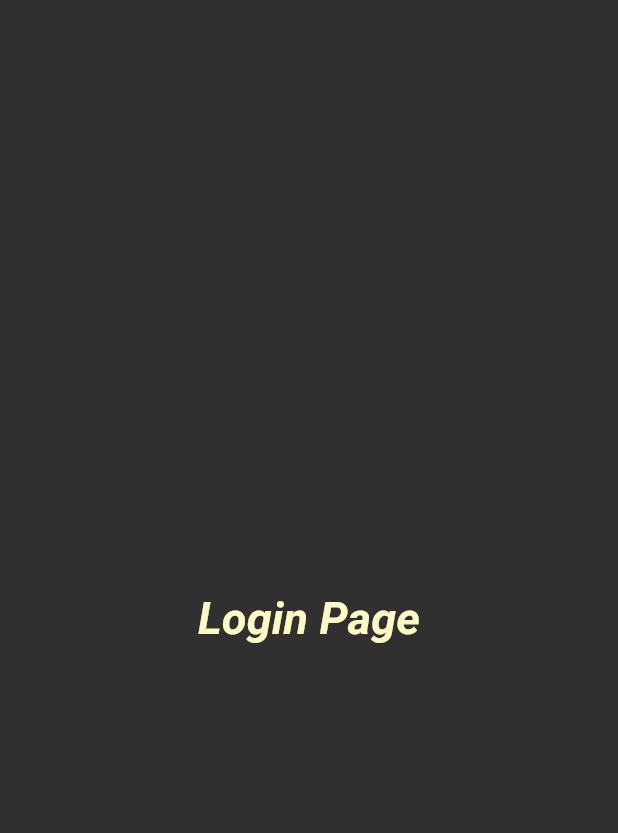
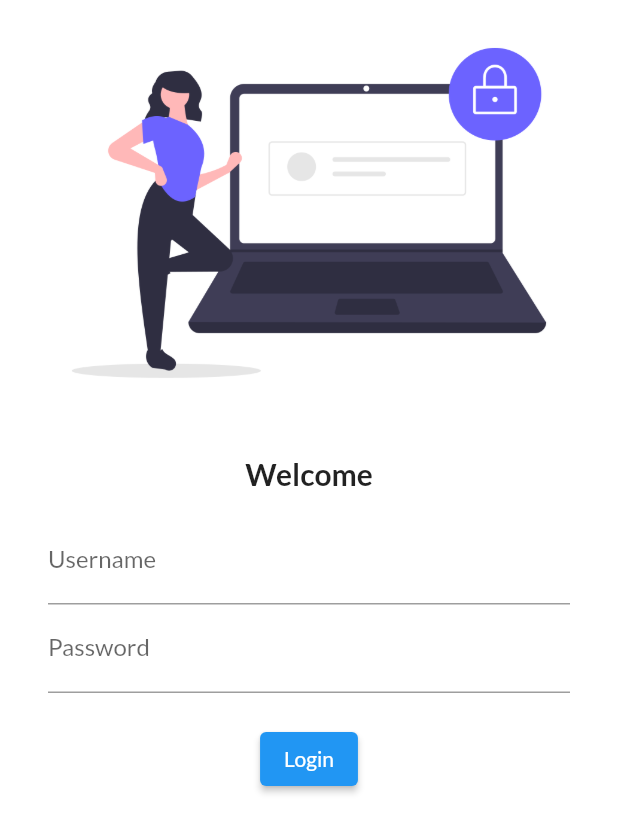
Before and after one commit to adityaiiitL/30DaysOfFlutter, a Flutter app: the screen it shows after launch, on a phone screen of 412 x 824 dp. Shown: the top 833 px of the screen. Run offline on Flutter 3.47's test engine with Material 2 defaults, Android fonts, the phone set to English and light mode, and no system bars; our stand-ins replace google_fonts.

Commit message:
Day 4 complete

```diff
--- a/lib/main.dart
+++ b/lib/main.dart
@@ -1,6 +1,7 @@
 import 'package:flutter/material.dart';
 import 'package:flutter_application_1/pages/home_page.dart';
 import 'package:flutter_application_1/pages/login_page.dart';
+import 'package:google_fonts/google_fonts.dart';
 
 void main() {
   runApp(myApp());
@@ -12,8 +13,11 @@ class myApp extends StatelessWidget {
   @override
   Widget build(BuildContext context) {
     return MaterialApp(
-      themeMode: ThemeMode.dark,
-      theme: ThemeData(primarySwatch: Colors.pink),
+      themeMode: ThemeMode.light,
+      theme: ThemeData(
+        primarySwatch: Colors.blue,
+        fontFamily: GoogleFonts.lato().fontFamily,
+      ),
       darkTheme: ThemeData(
         brightness: Brightness.dark,
       ),
--- a/lib/pages/login_page.dart
+++ b/lib/pages/login_page.dart
@@ -6,17 +6,55 @@ class LoginPage extends StatelessWidget {
   @override
   Widget build(BuildContext context) {
     return Material(
-      child: Center(
-        child: Text(
-          "Login Page",
-          style: TextStyle(
-            fontSize: 30,
-            color: Colors.yellow[100],
-            fontWeight: FontWeight.bold,
-            fontStyle: FontStyle.italic,
-          ),
-        ),
-      ),
-    );
+        color: Colors.white,
+        child: Column(
+          children: [
+            Image.asset(
+              "assets/images/login_image.png",
+              fit: BoxFit.cover,
+            ),
+            SizedBox(
+              height: 20.0,
+            ),
+            Text(
+              "Welcome",
+              style: TextStyle(
+                fontSize: 20,
+                fontWeight: FontWeight.bold,
+              ),
+            ),
+            Padding(
+              padding: const EdgeInsets.symmetric(
+                vertical: 16,
+                horizontal: 32,
+              ),
+              child: Column(
+                children: [
+                  TextFormField(
+                    decoration: InputDecoration(
+                      hintText: "Enter username",
+                      labelText: "Username",
+                    ),
+                  ),
+                  TextFormField(
+                    obscureText: true,
+                    decoration: InputDecoration(
+                      hintText: "Enter password",
+                      labelText: "Password",
+                    ),
+                  ),
+                  SizedBox(
+                    height: 20.0,
+                  ),
+                  ElevatedButton(
+                      onPressed: () {
+                        print("Hello World!");
+                      },
+                      child: Text("Login"))
+                ],
+              ),
+            )
+          ],
+        ));
   }
 }
--- a/pubspec.yaml
+++ b/pubspec.yaml
@@ -28,6 +28,7 @@ dependencies:
   # The following adds the Cupertino Icons font to your application.
   # Use with the CupertinoIcons class for iOS style icons.
   cupertino_icons: ^1.0.2
+  google_fonts: ^2.1.0
 
 dev_dependencies:
   flutter_test:
@@ -45,8 +46,8 @@ flutter:
   uses-material-design: true
 
   # To add assets to your application, add an assets section, like this:
-  # assets:
-  #   - images/a_dot_burr.jpeg
+  assets:
+    - assets/images/
   #   - images/a_dot_ham.jpeg
 
   # An image asset can refer to one or more resolution-specific "variants", see
```
Also changed, not shown: assets/images/login_image.png (added), pubspec.lock.
